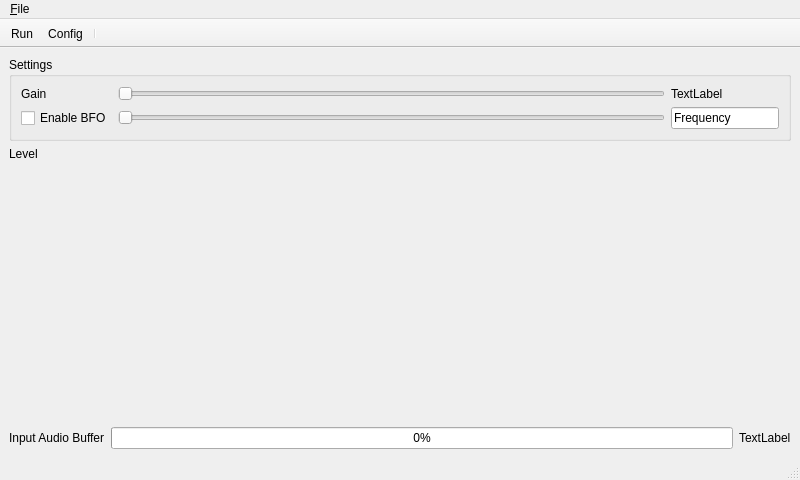
First picture: the form in src/windows/main.ui, repository sardylan/audioreceiver, before the edit.
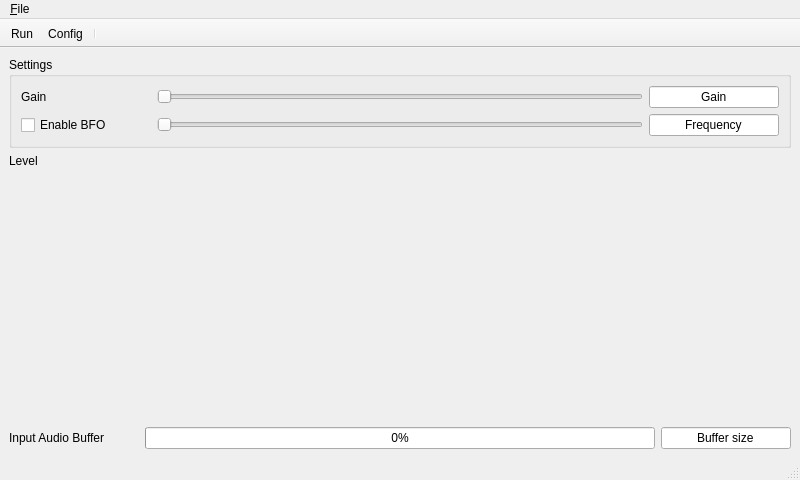
Second picture: the form after the edit.

Commit message: Enable input audio buffer widget

Patch:
```diff
--- a/src/windows/main.ui
+++ b/src/windows/main.ui
@@ -14,13 +14,15 @@
             <string>Audio Receiver</string>
         </property>
         <widget class="QWidget" name="centralWidget">
-            <layout class="QGridLayout" name="gridLayout" rowstretch="0,0,1,0">
+            <layout class="QGridLayout" name="gridLayout" rowstretch="0,0,1,0" columnstretch="0,1,0"
+                    columnminimumwidth="130,0,130">
                 <item row="0" column="0" colspan="3">
                     <widget class="QGroupBox" name="settingsGroupBox">
                         <property name="title">
                             <string>Settings</string>
                         </property>
-                        <layout class="QGridLayout" name="settingsGridLayout" rowstretch="0,0" columnstretch="0,1,0">
+                        <layout class="QGridLayout" name="settingsGridLayout" rowstretch="0,0" columnstretch="0,1,0"
+                                columnminimumwidth="130,0,130">
                             <item row="0" column="0">
                                 <widget class="QLabel" name="gainLabel">
                                     <property name="text">
@@ -36,9 +38,21 @@
                                 </widget>
                             </item>
                             <item row="0" column="2">
-                                <widget class="QLabel" name="gainValue">
+                                <widget class="QLineEdit" name="gainValue">
+                                    <property name="minimumSize">
+                                        <size>
+                                            <width>0</width>
+                                            <height>0</height>
+                                        </size>
+                                    </property>
                                     <property name="text">
-                                        <string>TextLabel</string>
+                                        <string>Gain</string>
+                                    </property>
+                                    <property name="alignment">
+                                        <set>Qt::AlignCenter</set>
+                                    </property>
+                                    <property name="readOnly">
+                                        <bool>true</bool>
                                     </property>
                                 </widget>
                             </item>
@@ -58,9 +72,18 @@
                             </item>
                             <item row="1" column="2">
                                 <widget class="QLineEdit" name="bfoFrequencyValue">
+                                    <property name="minimumSize">
+                                        <size>
+                                            <width>0</width>
+                                            <height>0</height>
+                                        </size>
+                                    </property>
                                     <property name="text">
                                         <string>Frequency</string>
                                     </property>
+                                    <property name="alignment">
+                                        <set>Qt::AlignCenter</set>
+                                    </property>
                                     <property name="readOnly">
                                         <bool>true</bool>
                                     </property>
@@ -103,9 +126,21 @@
                     </widget>
                 </item>
                 <item row="3" column="2">
-                    <widget class="QLabel" name="audioInputBufferValue">
+                    <widget class="QLineEdit" name="audioInputBufferValue">
+                        <property name="minimumSize">
+                            <size>
+                                <width>0</width>
+                                <height>0</height>
+                            </size>
+                        </property>
                         <property name="text">
-                            <string>TextLabel</string>
+                            <string>Buffer size</string>
+                        </property>
+                        <property name="alignment">
+                            <set>Qt::AlignCenter</set>
+                        </property>
+                        <property name="readOnly">
+                            <bool>true</bool>
                         </property>
                     </widget>
                 </item>
```
The commit also changes 7 other files.
